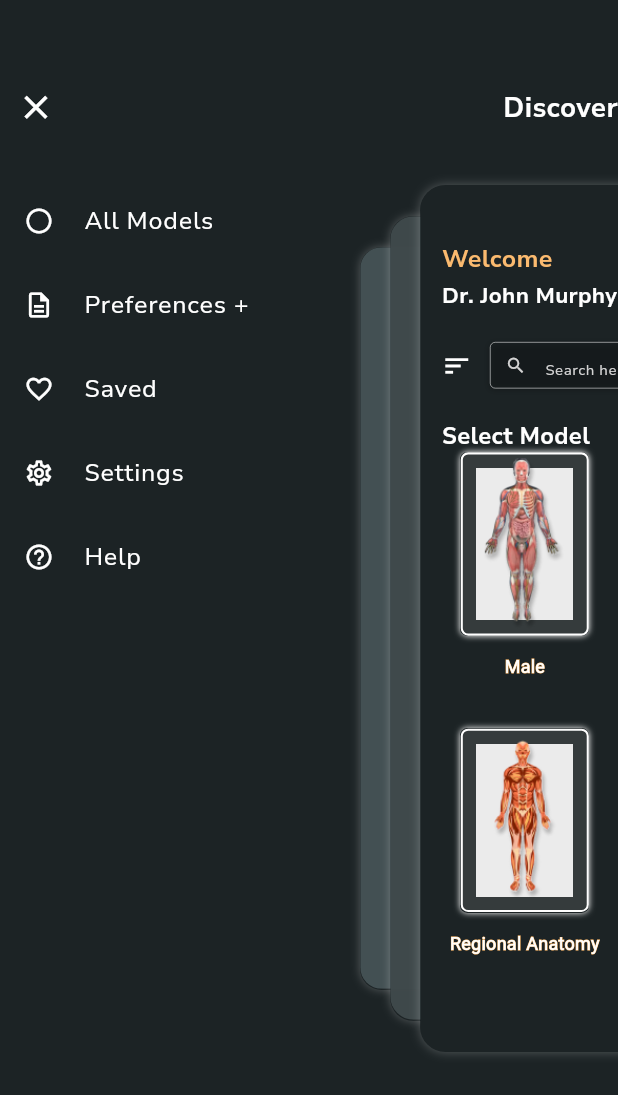
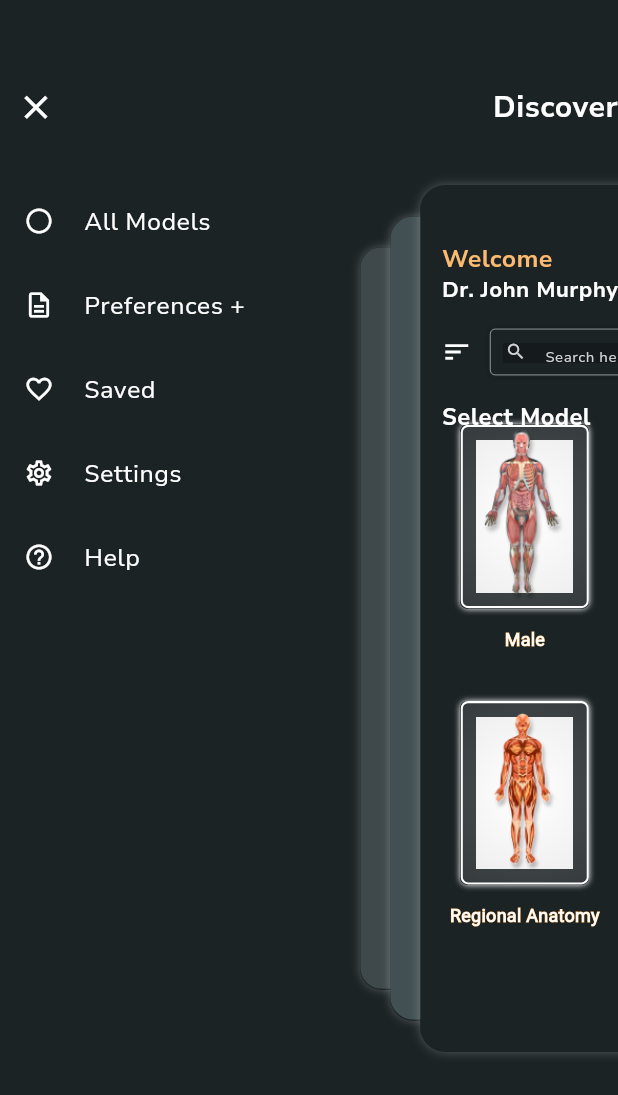
Before and after one commit to MondayTuesdayWednesday/anatomy_app, a Flutter app: the HomePageDrawer screen opened directly, after a tap on the "sort" icon, on a phone screen of 412 x 824 dp. Shown: the top 1095 px of the screen. Run offline on Flutter 3.47's test engine with Material 3 defaults, Android fonts, the phone set to English and light mode, and no system bars; drawn by our look-alikes of flutter_zoom_drawer; our stand-ins replace flutter_screenutil, flutter_svg, get, image_picker, shared_preferences; accounts and stored records are empty; project files that could hold a hidden picture were left out.

Commit message:
this is app

```diff
--- a/lib/common/app_colors.dart
+++ b/lib/common/app_colors.dart
@@ -20,4 +20,8 @@
   static const containerGradientColor=Color(0xff999999);
   static const circleContainerColor=Color(0xffE1EBEC);
   static const lightBgColor=Color(0xffF3F5EF);
+  static const homeBgOneColor=Color(0xffDEE1D7);
+  static const homeBgTwoColor=Color(0xffC8CCC1);
+  static const homeBgThreeColor=Color(0xff435053);
+  static const homeBgFourColor=Color(0xff3F494B);
 }
--- a/lib/common/app_theme.dart
+++ b/lib/common/app_theme.dart
@@ -1,11 +1,12 @@
 import 'package:flutter/material.dart';
 import 'package:flutter/services.dart';
 import 'app_colors.dart';
-
 class AppTheme {
   AppTheme._();
 
   static final ThemeData lightTheme = ThemeData.light().copyWith(
+    canvasColor: AppColors.homeBgOneColor,
+    cardColor: AppColors.homeBgTwoColor,
     appBarTheme: AppBarTheme(
       surfaceTintColor: AppColors.yellowColor,
       foregroundColor: AppColors.bgThemeColor,
@@ -31,6 +32,8 @@
     cardTheme: CardTheme(color: AppColors.yellowColor),
   );
   static final ThemeData darkTheme = ThemeData.dark().copyWith(
+    canvasColor: AppColors.homeBgThreeColor,
+    cardColor: AppColors.homeBgFourColor,
     appBarTheme: AppBarTheme(
       surfaceTintColor: AppColors.whiteTextColor,
       foregroundColor: AppColors.btnGreyColor,
@@ -54,6 +57,6 @@
     ),
     scaffoldBackgroundColor: AppColors.bgThemeColor,
     iconTheme: const IconThemeData(color: AppColors.whiteTextColor),
-    cardTheme: CardTheme(color: AppColors.blackTextColor),
+    cardTheme: const CardTheme(color: AppColors.blackTextColor),
   );
 }
--- a/lib/main.dart
+++ b/lib/main.dart
@@ -1,7 +1,3 @@
-import 'package:anatomy/module/home_module/Widgets/home_drawer.dart';
-import 'package:anatomy/module/home_module/home/binding/home_view_binding.dart';
-import 'package:anatomy/module/profile_module/appearance/binding/appearance_binding.dart';
-import 'package:anatomy/module/profile_module/appearance/screen/appearance_page.dart';
 import 'package:anatomy/module/slpash_screen/splash_screen.dart';
 import 'package:flutter/material.dart';
 import 'package:flutter/services.dart';
@@ -32,14 +28,13 @@
       splitScreenMode: true,
       builder: (_, child) {
         return GetMaterialApp(
-          themeMode: ThemeMode.light,
+          themeMode: ThemeMode.dark,
           debugShowCheckedModeBanner: false,
           defaultTransition: Transition.leftToRight,
           title: 'Flutter Demo',
           theme: AppTheme.lightTheme,
           darkTheme: AppTheme.darkTheme,
-          home:  HomePageDrawer(),
-          initialBinding: HomeBinding(),
+          home:  SplashScreen(),
         );
       },
     );
--- a/lib/module/Payment_module/card_detail/widget/custom_text_field.dart
+++ b/lib/module/Payment_module/card_detail/widget/custom_text_field.dart
@@ -7,7 +7,7 @@
   TextEditingController? controller;
   String? text;
   String? hintText;
-  TextInputType? keyboardType;
+  TextInputType?  keyboardType;
   CustomTextField({super.key, this.controller,this.text,this.hintText,this.keyboardType});
 
   @override
--- a/lib/module/authentication_module/set_profile/view/set_profile_view.dart
+++ b/lib/module/authentication_module/set_profile/view/set_profile_view.dart
@@ -1,6 +1,4 @@
 import 'package:anatomy/common/app_assets.dart';
-import 'package:anatomy/module/profile_module/appearance/binding/appearance_binding.dart';
-import 'package:anatomy/module/profile_module/appearance/screen/appearance_page.dart';
 import 'dart:io';
 import 'package:flutter/material.dart';
 import 'package:flutter_screenutil/flutter_screenutil.dart';
@@ -13,10 +11,8 @@
 import '../../signup/view/sign_up_view.dart';
 import '../../widgets/auth_btn.dart';
 import '../controller/set_profile_controller.dart';
-
 class SetProfileImagePage extends GetView<SetProfileController> {
   const SetProfileImagePage({super.key});
-
   @override
   Widget build(BuildContext context) {
     return Scaffold(
@@ -80,7 +76,7 @@
                     decoration:  BoxDecoration(
                       color: Theme.of(context).appBarTheme.titleTextStyle?.color,
                       shape: BoxShape.circle,
-                      boxShadow: [
+                      boxShadow: const[
                         BoxShadow(
                           color: AppColors.cameraShodowColor,
                           blurRadius: 4,
--- a/lib/module/home_module/Widgets/home_drawer.dart
+++ b/lib/module/home_module/Widgets/home_drawer.dart
@@ -13,7 +13,7 @@
   @override
   Widget build(BuildContext context) {
     return Scaffold(
-      backgroundColor:AppColors.bgThemeColor,
+      backgroundColor:Theme.of(context).scaffoldBackgroundColor,
       body: GetBuilder<HomeViewController>(
         builder: (_) =>  ZoomDrawer(
           clipMainScreen: false,
@@ -33,8 +33,8 @@
                 offset: const Offset(0.0, 0.4)
             )],
           angle: 0.0,
-            shadowLayer1Color: const Color(0xff435053),
-            shadowLayer2Color: const Color(0xff3F494B).withOpacity(0.96),
+            shadowLayer1Color:  Theme.of(context).cardColor,
+            shadowLayer2Color:  Theme.of(context).canvasColor,
           slideWidth: MediaQuery.of(context).size.width * 0.68,
         )
 
--- a/lib/module/home_module/Widgets/home_drawer_menu.dart
+++ b/lib/module/home_module/Widgets/home_drawer_menu.dart
@@ -1,4 +1,4 @@
-import 'package:anatomy/common/app_colors.dart';
+
 import 'package:anatomy/common/app_text_styles.dart';
 import 'package:anatomy/module/profile_module/profile_screen/binding/profile_binding.dart';
 import 'package:anatomy/module/profile_module/profile_screen/view/profile_view.dart';
@@ -26,22 +26,22 @@
               }, icon: Icon(
                 Icons.close,
                 size: 22.h,
-                color: AppColors.whiteTextColor,
+                color: Theme.of(context).appBarTheme.titleTextStyle?.color,
               )),
-              Spacer(),
-              Text("Discover", style: TextStyle(
-                  fontFamily: AppTextStyles.fontFamily,
-                  fontWeight: FontWeight.w700,
-                  fontSize: 15.h,
-                  color: AppColors.whiteTextColor
-              ),)
+              const Spacer(),
+              Text("Discover",
+                style: AppTextStyles.weightSeven(
+                  context: context,
+                  fontSize: 17.sp,
+                ),
+              )
             ],
           ),
           SizedBox(
             height: 20.h,
           ),
 
-          draweritem(Icons.circle_outlined, 'All Models', () {},),
+          draweritem(Icons.circle_outlined, 'All Models', () {} , context,),
 
           Obx(() {
             return Column(
@@ -52,7 +52,7 @@
                   'Preferences +',
                       () {
                     controller.togglePreferences();
-                  },
+                  }, context,
                 ),
                 if (controller.isPreferencesExpanded.value)
                   ...[
@@ -60,60 +60,58 @@
                       height: 10
                           .h, // Adjust the spacing between "Preferences+" and sub-items
                     ),
-                  subitem("-   Head & Neck", () { }),
-                  subitem("-   Upper Limb", () { }),
-                  subitem("-   Lower Limb", () { }),
-                  subitem("-   Thorax", () { }),
-                  subitem("-   Abdomen ", () { }),
-                  subitem("-   Pelvis", () { }),
-                  subitem("-   Organs", () { }),
+                  subitem("-   Head & Neck", () { }, context),
+                  subitem("-   Upper Limb", () { }, context),
+                  subitem("-   Lower Limb", () { },context),
+                  subitem("-   Thorax", () { }, context),
+                  subitem("-   Abdomen ", () { }, context),
+                  subitem("-   Pelvis", () { }, context),
+                  subitem("-   Organs", () { }, context),
                   ],
               ],
             );
           }),
 
 
-          draweritem(Icons.favorite_outline, 'Saved', () {}),
+          draweritem(Icons.favorite_outline, 'Saved', () {} , context),
 
           draweritem(Icons.settings_outlined, 'Settings', () {
             Get.to( const ProfileView() , binding:  ProfileBinding());
-          }),
+          }, context),
 
           draweritem(Icons.help_outline, 'Help', () {
 
-          })
+          }, context)
         ],
       ),
     );
   }
 
-  Widget draweritem(IconData icon, String title, VoidCallback callback) {
+  Widget draweritem(IconData icon, String title, VoidCallback callback ,
+       BuildContext context) {
     return ListTile(
       leading: Icon(
         icon,
         size: 20,
-        color: AppColors.whiteTextColor,
+        color: Theme.of(context).appBarTheme.titleTextStyle?.color,
       ),
       title: Text(
         title,
-        style: TextStyle(
-            color: AppColors.whiteTextColor,
-            fontFamily: AppTextStyles.fontFamily,
-            fontWeight: FontWeight.w400,
-            fontSize: 14.sp),
+        style: AppTextStyles.weightFour(
+          context: context,
+          fontSize: 14.sp,
+        ),
       ),
       onTap: callback,
     );
   }
-  Widget subitem(String title, VoidCallback callback){
+  Widget subitem(String title, VoidCallback callback , BuildContext context){
     return  Padding(
       padding:  EdgeInsets.only(left: 6.w),
       child: TextButton(onPressed: callback, child: Text(title,
-        style: TextStyle(
-        color: AppColors.whiteTextColor,
-        fontSize: 14.sp,
-        fontWeight: FontWeight.w400,
-        fontFamily: AppTextStyles.fontFamily
+        style: AppTextStyles.weightFour(
+          context: context,
+          fontSize: 14.sp,
         ),)),
     );
   }
--- a/lib/module/home_module/home/home_view/home_view.dart
+++ b/lib/module/home_module/home/home_view/home_view.dart
@@ -15,7 +15,7 @@
   @override
   Widget build(BuildContext context) {
     return Scaffold(
-      backgroundColor: AppColors.bgThemeColor,
+      backgroundColor: Theme.of(context).scaffoldBackgroundColor,
       body: Padding(
         padding:  EdgeInsets.symmetric(horizontal: 18.w),
         child: Column(
@@ -28,20 +28,22 @@
               fontWeight: FontWeight.w700,
               fontFamily: AppTextStyles.fontFamily
             ),),
-            SizedBox(height: 3.h,),
+            SizedBox(height: 5.h,),
             Text("Dr. John Murphy",
-            style: TextStyle(
-              color: AppColors.whiteTextColor,
-              fontFamily: AppTextStyles.fontFamily,
-              fontWeight: FontWeight.w700,
-              fontSize: 18.sp
-            ),),
+            style: AppTextStyles.weightSeven(
+              context: context,
+              fontSize: 18.sp,
+            ),
+            ),
             SizedBox(height: 25.h,),
             Row(
               children: [
                 GestureDetector(
                     onTap: controller.zoomDrawerController.toggle,
-                    child: Icon(Icons.sort_sharp,color: AppColors.whiteTextColor,size: 24.h,)),
+                    child: Icon(Icons.sort_sharp,
+                      color: Theme.of(context).appBarTheme.titleTextStyle?.color,
+                        size: 24.h
+                    )),
                 SizedBox(width: 15.w,),
                 Container(
                   height: 37.h,
@@ -49,8 +51,9 @@
                   decoration: BoxDecoration(
                     borderRadius: BorderRadius.circular(5),
                     border: Border.all(color: AppColors.whiteTextColor,width: 0.5),
-                    boxShadow: const [
+                    boxShadow:  const [
                       BoxShadow(
+                        blurStyle: BlurStyle.outer,
                         color: Color(0x3F000000),
                         blurRadius: 4,
                         offset: Offset(0, 1),
@@ -77,16 +80,15 @@
                 )
               ],
             ),
-            SizedBox(height: 25.h,),
+            SizedBox(height: 27.h,),
             Text(
               'Select Model',
-              style: TextStyle(
-                color:AppColors.whiteTextColor,
+              style: AppTextStyles.weightSeven(
+                context: context,
                 fontSize: 19.sp,
-                fontFamily: AppTextStyles.fontFamily,
-                fontWeight: FontWeight.w700,
               ),
             ),
+
 
             Expanded(child: GridView.builder(
               itemCount: controller.imageList.length,
@@ -119,9 +121,12 @@
                       height: 174.64,
                       decoration: BoxDecoration(
                         gradient: RadialGradient(
-                          center: const Alignment(0, 1),
-                          radius: 0,
-                          colors: [AppColors.whiteTextColor.withOpacity(0.2), const Color(0xFF999999).withOpacity(0.2)],
+                          radius: 0.9,
+                          colors: [
+                            Theme.of(context).primaryTextTheme.titleSmall?.color??Colors.red,
+                            Theme.of(context).primaryTextTheme.titleLarge?.color??Colors.red,
+
+                          ],
                         ),
                         borderRadius: BorderRadius.circular(7),
                         border: Border.all(color: AppColors.whiteTextColor,width: 2),
@@ -148,7 +153,7 @@
                           foreground: Paint()
                             ..style = PaintingStyle.stroke
                             ..strokeWidth = 1
-                            ..color = AppColors.themeColor,
+                            ..color = Theme.of(context).appBarTheme.backgroundColor??Colors.red,
                         ),
                       ),
                       // Solid text as fill.
@@ -156,7 +161,7 @@
                       controller.textList[index],
                         style: TextStyle(
                           fontSize: 15.sp,
-                          color: AppColors.whiteTextColor,
+                          color: Theme.of(context).appBarTheme.titleTextStyle?.color,
                         ),
                       ),
                     ],
--- a/lib/module/home_module/male_female/view/male_female_view.dart
+++ b/lib/module/home_module/male_female/view/male_female_view.dart
@@ -13,7 +13,7 @@
   @override
   Widget build(BuildContext context) {
     return  Scaffold(
-      backgroundColor: AppColors.bgThemeColor,
+      backgroundColor: Theme.of(context).scaffoldBackgroundColor,
       body: Obx(() => Row(
 
 
@@ -40,7 +40,7 @@
                             onTap: () {
                               Get.back();
                             },
-                            child: SvgPicture.asset(AppAssets.arrowBack),),
+                            child: SvgPicture.asset(AppAssets.arrowBack , color: Theme.of(context).appBarTheme.titleTextStyle?.color,),),
                           SizedBox(
                             width: 70.w,
                             child: Row(
@@ -48,13 +48,13 @@
                               children: [
                                 Icon(
                                   Icons.add_circle_outline,
-                                  color: AppColors.whiteTextColor,
+                                  color: Theme.of(context).appBarTheme.titleTextStyle?.color,
                                   size: 24.h,
 
                                 ),
                                 Icon(
                                   Icons.do_not_disturb_on_outlined,
-                                  color: AppColors.whiteTextColor,
+                                  color: Theme.of(context).appBarTheme.titleTextStyle?.color,
                                   size: 24.h,
 
                                 ),
@@ -63,7 +63,7 @@
                           ),
                           Icon(
                             Icons.refresh,
-                            color: AppColors.whiteTextColor,
+                            color: Theme.of(context).appBarTheme.titleTextStyle?.color,
                             size: 24.h,
 
                           ),
@@ -79,7 +79,7 @@
                       child: Icon(Icons.keyboard_double_arrow_left ,
                         size: 26.h,
                         weight: 100.h,
-                        color: Colors.white,),
+                        color: Theme.of(context).appBarTheme.titleTextStyle?.color,),
                     ),
 
 
@@ -136,7 +136,7 @@
                                 child: Icon(
                                   Icons.menu,
                                   size: 30.h,
-                                  color: Colors.white,
+                                  color: Theme.of(context).appBarTheme.titleTextStyle?.color,
                                 ),
                               ),
                             ),
--- a/lib/module/home_module/male_female/widget/button.dart
+++ b/lib/module/home_module/male_female/widget/button.dart
@@ -38,13 +38,15 @@
             width: 50.w,
             child: Text(text??"",
               textAlign: TextAlign.center,
-              style: TextStyle(
-              color: AppColors.whiteTextColor,
-              fontSize: 9.5.sp,
-              fontWeight: FontWeight.w400,
-              fontFamily: AppTextStyles.fontFamily
-            ),),
-          )
+              style: AppTextStyles.weightFour(
+                context: context,
+                fontSize: 9.5.sp,
+                height: 1.h
+
+              ),
+            ),
+          ),
+
         ],
       ),
     );
```
